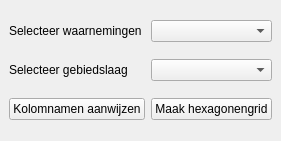
The window that FnF_plugin_dockwidget_base.ui (rvmRobin/QGIS_FnF_kwaliteitstoets_plugin) describes before a commit, drawn with Qt 5.
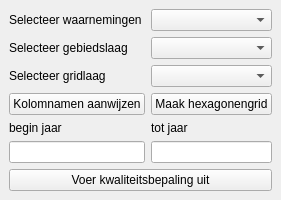
The same window after the commit.

Commit message: added_more_needed_buttons

Diff of the .ui file:
```diff
--- a/FnF_plugin_dockwidget_base.ui
+++ b/FnF_plugin_dockwidget_base.ui
@@ -45,8 +45,22 @@
     <widget class="QComboBox" name="comboBoxPolygonLayer"/>
    </item>
 
+   <!-- Label for Polygon Layer -->
+   <item row="2" column="0">
+    <widget class="QLabel" name="hagridlayer">
+     <property name="text">
+      <string>Selecteer gridlaag</string>
+     </property>
+    </widget>
+   </item>
+
+   <!-- ComboBox for Polygon Layer -->
+   <item row="2" column="1">
+    <widget class="QComboBox" name="comboBoxgridLayer"/>
+   </item>
+
    <!-- Submit Button -->
-   <item row="2" column="1" colspan="1">
+   <item row="3" column="1" colspan="1">
     <widget class="QPushButton" name="createha">
      <property name="text">
       <string>Maak hexagonengrid</string>
@@ -55,7 +69,7 @@
    </item>
 
    <!-- Submit Button -->
-   <item row="2" column="0" colspan="1">
+   <item row="3" column="0" colspan="1">
     <widget class="QPushButton" name="set_columns_button">
      <property name="text">
       <string>Kolomnamen aanwijzen</string>
@@ -63,6 +77,44 @@
     </widget>
    </item>
 
+   <!-- Label for Input Field 1 -->
+   <item row="4" column="0">
+    <widget class="QLabel" name="labelInputField1">
+     <property name="text">
+      <string>begin jaar</string>
+     </property>
+    </widget>
+   </item>
+
+   <!-- Input Field 1 -->
+   <item row="5" column="0">
+    <widget class="QLineEdit" name="beginjaar"/>
+   </item>
+
+   <!-- Label for Input Field 2 -->
+   <item row="4" column="1">
+    <widget class="QLabel" name="labelInputField2">
+     <property name="text">
+      <string>tot jaar</string>
+     </property>
+    </widget>
+   </item>
+
+   <!-- Input Field 2 -->
+   <item row="5" column="1">
+    <widget class="QLineEdit" name="totjaar"/>
+   </item>
+
+   <!-- Submit Button -->
+   <item row="6" column="0" colspan="2">
+    <widget class="QPushButton" name="set_columns_button">
+     <property name="text">
+      <string>Voer kwaliteitsbepaling uit</string>
+     </property>
+    </widget>
+   </item>
+
+
   </layout>
   </widget>
  </widget>
```
The commit also changes 3 other files.
